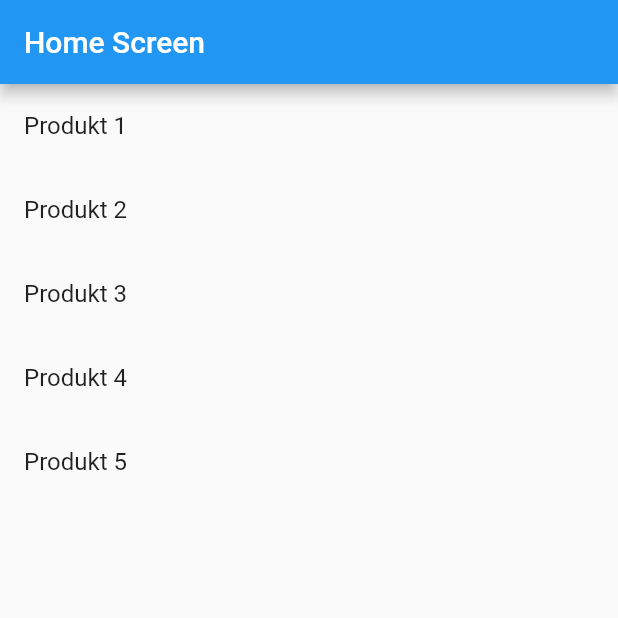
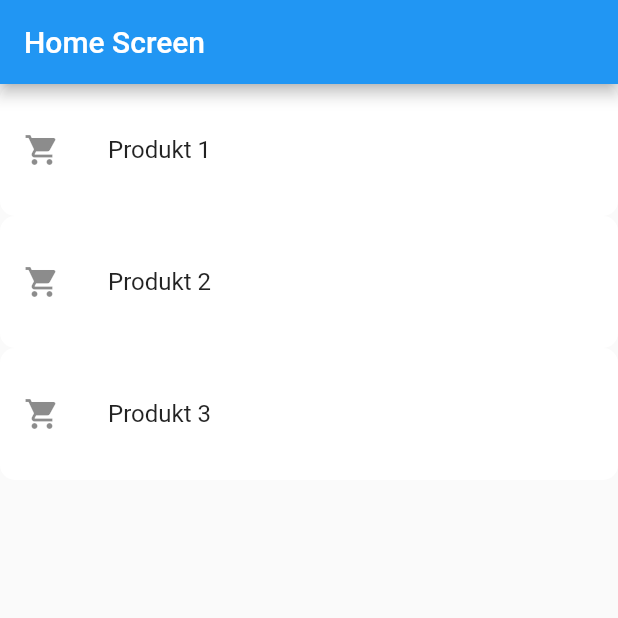
Before and after one commit to RaxoTheOne/flutter_navigation, a Flutter app: the screen it shows after launch, on a phone screen of 412 x 824 dp, the top half of it. Run offline on Flutter 3.47's test engine with Material 2 defaults, Android fonts, the phone set to English and light mode, and no system bars.

Commit message:
Changes and FIed

```diff
--- a/lib/main.dart
+++ b/lib/main.dart
@@ -22,13 +22,7 @@ class MyApp extends StatelessWidget {
 }
 
 class HomeScreen extends StatelessWidget {
-  final List<String> products = [
-    'Produkt 1',
-    'Produkt 2',
-    'Produkt 3',
-    'Produkt 4',
-    'Produkt 5'
-  ];
+  final List<String> products = ['Produkt 1', 'Produkt 2', 'Produkt 3'];
 
   @override
   Widget build(BuildContext context) {
@@ -40,13 +34,19 @@ class HomeScreen extends StatelessWidget {
         itemCount: products.length,
         itemBuilder: (context, index) {
           return ListTile(
-            title: Text(products[index]),
+            contentPadding: const EdgeInsets.all(16), // Abstand um das ListTile
+            leading: const Icon(Icons.shopping_cart), // Icon vor dem Text
+            title: Text(products[index]), // Text des Produkts
+            tileColor: Colors.white, // Hintergrundfarbe des Listenelements
+            shape: RoundedRectangleBorder(
+              borderRadius: BorderRadius.circular(10), // Abgerundete Ecken
+            ),
+            elevation: 4, // Schatten-Effekt
             onTap: () {
               Navigator.pushNamed(
                 context,
                 '/details',
-                arguments:
-                    products[index], // Produktnamen als Parameter übergeben
+                arguments: products[index],
               );
             },
           );
```
